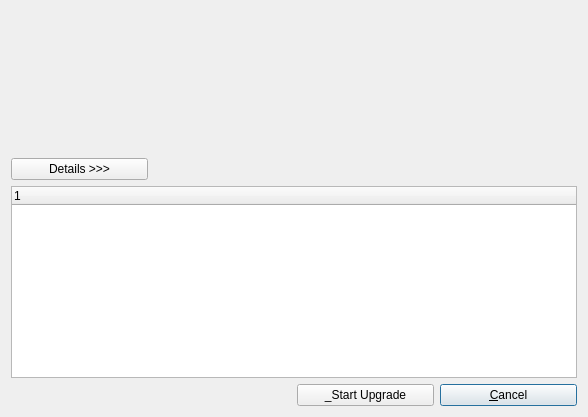
Old version of the form DistUpgrade/dialog_changes.ui in the repository stek29/ubuntu-release-upgrader.
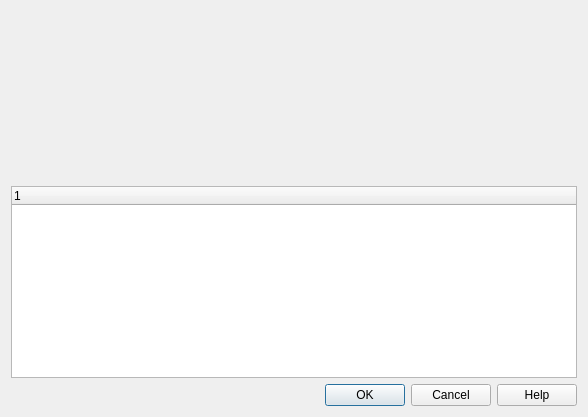
New version of the form. Icons and pictures are not drawn.

```diff
--- a/DistUpgrade/dialog_changes.ui
+++ b/DistUpgrade/dialog_changes.ui
@@ -21,18 +21,11 @@
   <property name="modal" >
    <bool>true</bool>
   </property>
-  <layout class="QGridLayout" >
-   <item row="3" column="3" >
-    <widget class="QPushButton" name="button_cancel_changes" >
-     <property name="text" >
-      <string>&amp;Cancel</string>
-     </property>
-    </widget>
-   </item>
-   <item row="0" column="0" colspan="4" >
-    <layout class="QHBoxLayout" >
+  <layout class="QVBoxLayout" name="verticalLayout">
+   <item>
+    <layout class="QHBoxLayout">
      <item>
-      <layout class="QVBoxLayout" >
+      <layout class="QVBoxLayout">
        <item>
         <widget class="QLabel" name="question_pixmap" >
          <property name="sizePolicy" >
@@ -53,8 +46,8 @@
         </widget>
        </item>
        <item>
-        <spacer name="spacer6" >
-         <property name="orientation" >
+        <spacer name="spacer6">
+         <property name="orientation">
           <enum>Qt::Vertical</enum>
          </property>
          <property name="sizeType" >
@@ -71,10 +64,16 @@
       </layout>
      </item>
      <item>
-      <layout class="QVBoxLayout" >
+      <layout class="QVBoxLayout">
        <item>
-        <widget class="QLabel" name="label_summary" >
-         <property name="text" >
+        <widget class="QLabel" name="label_summary">
+         <property name="sizePolicy">
+          <sizepolicy hsizetype="Preferred" vsizetype="Minimum">
+           <horstretch>0</horstretch>
+           <verstretch>0</verstretch>
+          </sizepolicy>
+         </property>
+         <property name="text">
           <string/>
          </property>
          <property name="textFormat" >
@@ -89,9 +88,9 @@
         </widget>
        </item>
        <item>
-        <widget class="QLabel" name="label_changes" >
-         <property name="sizePolicy" >
-          <sizepolicy vsizetype="Preferred" hsizetype="Preferred" >
+        <widget class="QLabel" name="label_changes">
+         <property name="sizePolicy">
+          <sizepolicy hsizetype="Preferred" vsizetype="Minimum">
            <horstretch>0</horstretch>
            <verstretch>0</verstretch>
           </sizepolicy>
@@ -110,59 +109,26 @@
          </property>
         </widget>
        </item>
+       <item>
+        <spacer name="spacer6_2">
+         <property name="orientation">
+          <enum>Qt::Vertical</enum>
+         </property>
+         <property name="sizeHint" stdset="0">
+          <size>
+           <width>0</width>
+           <height>0</height>
+          </size>
+         </property>
+        </spacer>
+       </item>
       </layout>
      </item>
     </layout>
    </item>
-   <item row="1" column="0" >
-    <widget class="QPushButton" name="show_details_button" >
-     <property name="text" >
-      <string>Details >>></string>
-     </property>
-    </widget>
-   </item>
-   <item row="1" column="1" colspan="3" >
-    <spacer name="spacer2" >
-     <property name="orientation" >
-      <enum>Qt::Horizontal</enum>
-     </property>
-     <property name="sizeType" >
-      <enum>QSizePolicy::Expanding</enum>
-     </property>
-     <property name="sizeHint" stdset="0" >
-      <size>
-       <width>341</width>
-       <height>21</height>
-      </size>
-     </property>
-    </spacer>
-   </item>
-   <item row="3" column="2" >
-    <widget class="QPushButton" name="button_confirm_changes" >
-     <property name="text" >
-      <string>_Start Upgrade</string>
-     </property>
-    </widget>
-   </item>
-   <item row="3" column="0" colspan="2" >
-    <spacer name="spacer3" >
-     <property name="orientation" >
-      <enum>Qt::Horizontal</enum>
-     </property>
-     <property name="sizeType" >
-      <enum>QSizePolicy::Expanding</enum>
-     </property>
-     <property name="sizeHint" stdset="0" >
-      <size>
-       <width>161</width>
-       <height>20</height>
-      </size>
-     </property>
-    </spacer>
-   </item>
-   <item row="2" column="0" colspan="4" >
-    <widget class="QTreeWidget" name="treeview_details" >
-     <property name="rootIsDecorated" >
+   <item>
+    <widget class="QTreeWidget" name="treeview_details">
+     <property name="rootIsDecorated">
       <bool>false</bool>
      </property>
      <column>
@@ -172,9 +138,16 @@
      </column>
     </widget>
    </item>
+   <item>
+    <widget class="QDialogButtonBox" name="buttonBox">
+     <property name="standardButtons">
+      <set>QDialogButtonBox::Cancel|QDialogButtonBox::Help|QDialogButtonBox::Ok</set>
+     </property>
+    </widget>
+   </item>
   </layout>
  </widget>
- <layoutdefault spacing="6" margin="11" />
+ <layoutdefault spacing="6" margin="11"/>
  <resources/>
  <connections>
   <connection>
```
Left out of the diff: 79 changed lines with no effect on the pictures.
